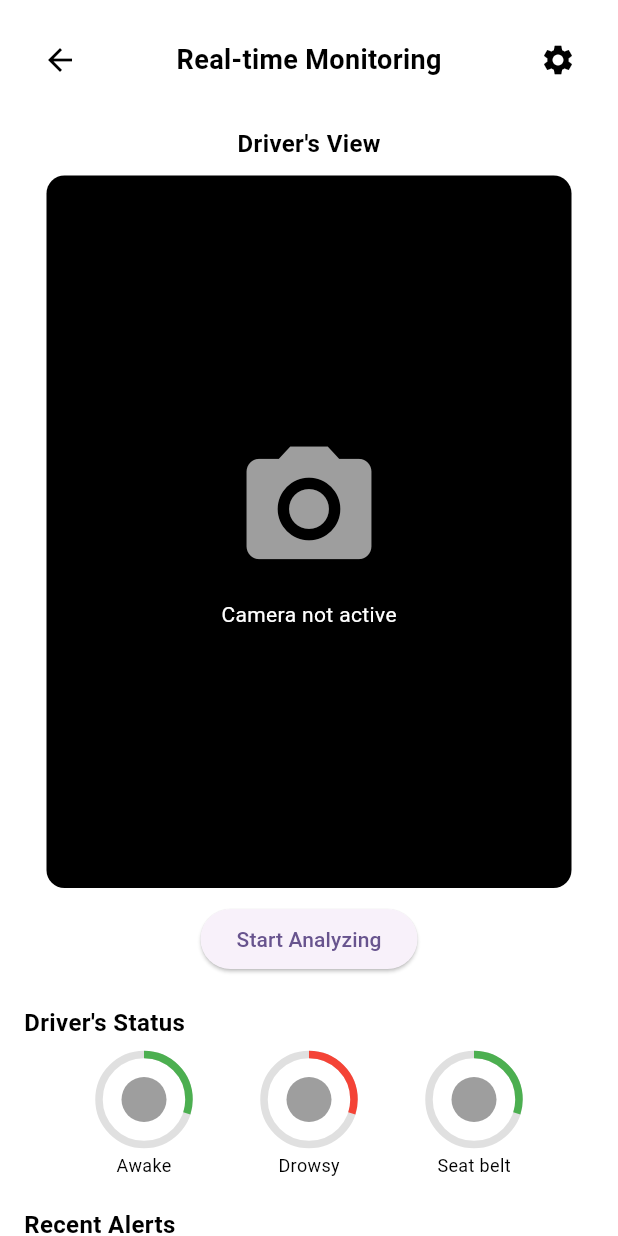
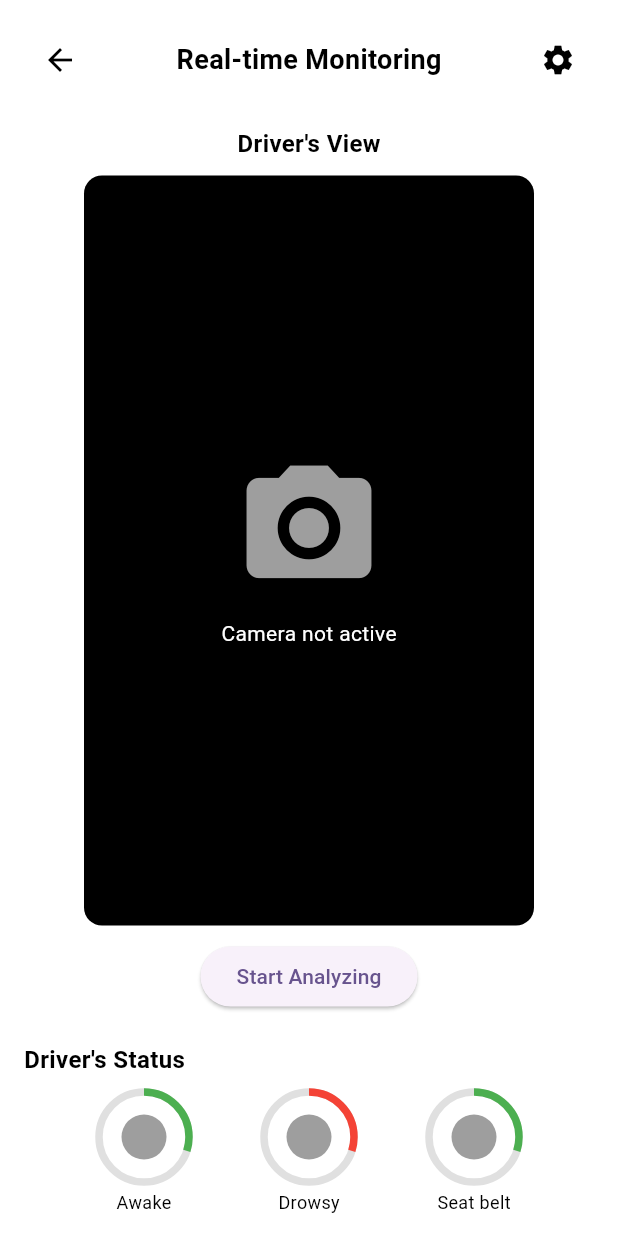
Before and after one commit to M-Umar-Shahid/DriveSense, a Flutter app: the MonitoringPage screen opened directly, on a phone screen of 412 x 824 dp. Run offline on Flutter 3.47's test engine with Material 3 defaults, Android fonts, the phone set to English and light mode, and no system bars; our stand-ins replace camera, cloud_firestore, curved_navigation_bar, firebase_auth, firebase_core, fl_chart and 3 more; accounts and stored records are empty.

Commit message:
fixed screen issue

```diff
--- a/lib/pages/monitoring_screen.dart
+++ b/lib/pages/monitoring_screen.dart
@@ -234,8 +234,8 @@ class _MonitoringPageState extends State<MonitoringPage> {
                   child: Stack(
                     children: [
                       Container(
-                        height: 475.0,
-                        width: 350.0,
+                        height: 500.0,
+                        width: 300.0,
                         decoration: BoxDecoration(
                           borderRadius: BorderRadius.circular(12.0),
                           color: Colors.black,
```
